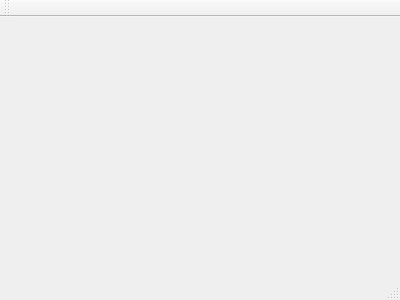
Before: the Qt Designer form src/virtnosiswindow.ui in jankeconsulting/virtnosis, drawn with Qt 5.
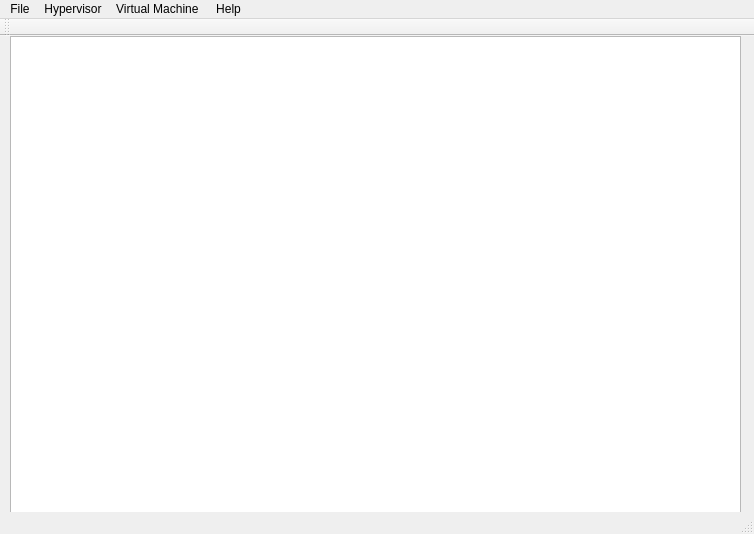
After: the same form once the commit is applied.

Commit message: Added exit menu item

Patch:
```diff
--- a/src/virtnosiswindow.ui
+++ b/src/virtnosiswindow.ui
@@ -6,23 +6,59 @@
    <rect>
     <x>0</x>
     <y>0</y>
-    <width>400</width>
-    <height>300</height>
+    <width>754</width>
+    <height>534</height>
    </rect>
   </property>
   <property name="windowTitle">
    <string>VirtnosisWindow</string>
   </property>
-  <widget class="QWidget" name="centralWidget"/>
+  <widget class="QWidget" name="centralWidget">
+   <widget class="QTextBrowser" name="textBrowser">
+    <property name="geometry">
+     <rect>
+      <x>10</x>
+      <y>0</y>
+      <width>731</width>
+      <height>491</height>
+     </rect>
+    </property>
+   </widget>
+  </widget>
   <widget class="QMenuBar" name="menuBar">
    <property name="geometry">
     <rect>
      <x>0</x>
      <y>0</y>
-     <width>400</width>
+     <width>754</width>
      <height>20</height>
     </rect>
    </property>
+   <widget class="QMenu" name="menuFile">
+    <property name="title">
+     <string>File</string>
+    </property>
+    <addaction name="actionE_xit"/>
+   </widget>
+   <widget class="QMenu" name="menuHypervisor">
+    <property name="title">
+     <string>Hypervisor</string>
+    </property>
+   </widget>
+   <widget class="QMenu" name="menuVirtualMachine">
+    <property name="title">
+     <string>Virtual Machine </string>
+    </property>
+   </widget>
+   <widget class="QMenu" name="menuHelp">
+    <property name="title">
+     <string>Help</string>
+    </property>
+   </widget>
+   <addaction name="menuFile"/>
+   <addaction name="menuHypervisor"/>
+   <addaction name="menuVirtualMachine"/>
+   <addaction name="menuHelp"/>
   </widget>
   <widget class="QToolBar" name="mainToolBar">
    <attribute name="toolBarArea">
```
Left out of the diff: 29 changed lines with no effect on the pictures.
